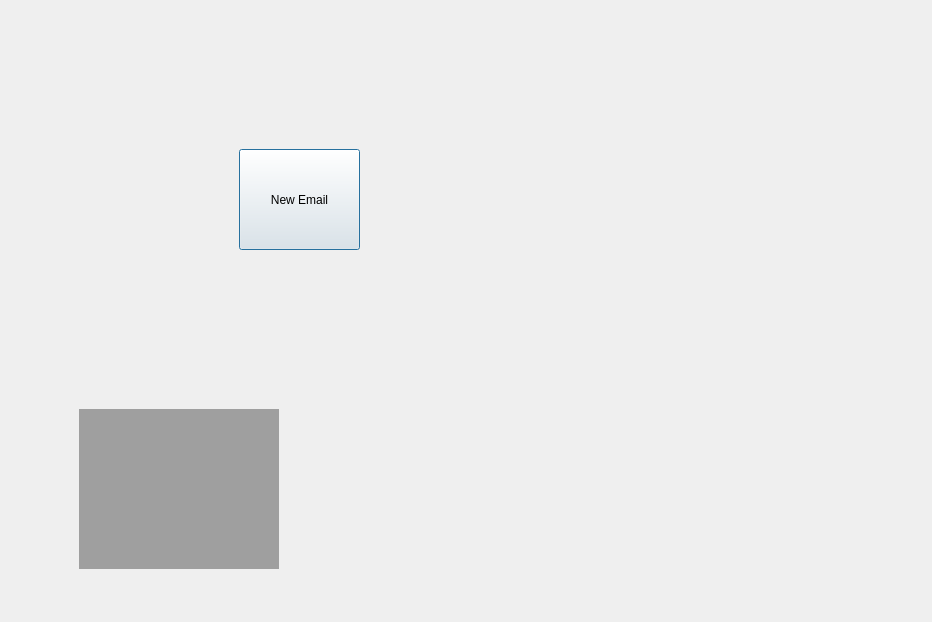
Developer-Dewd/mysterium-email, file qt/Email/inbox.ui: the form before one commit.
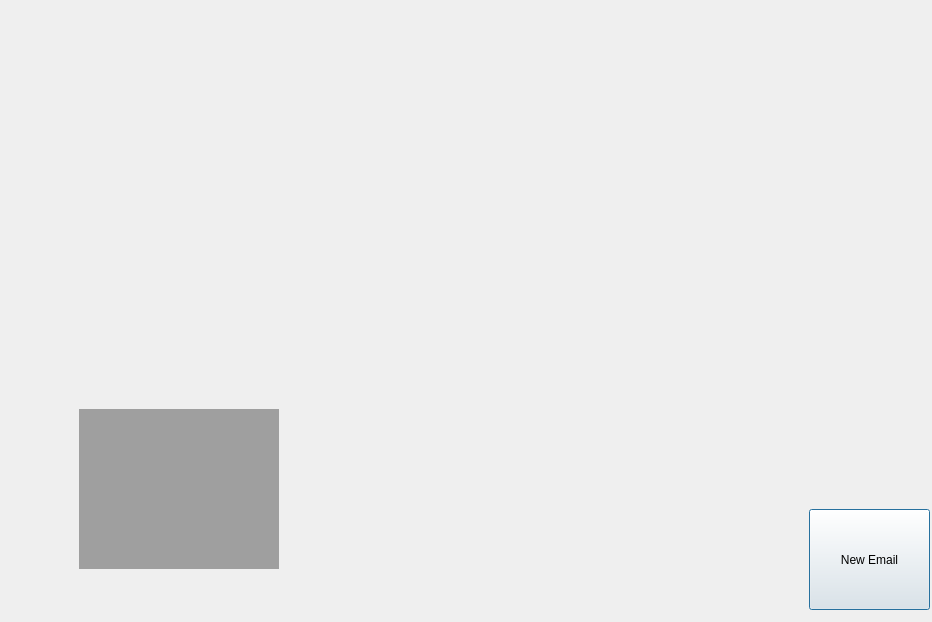
The form after the commit.

Diff of the .ui file:
```diff
--- a/qt/Email/inbox.ui
+++ b/qt/Email/inbox.ui
@@ -26,8 +26,8 @@
     <widget class="QPushButton" name="pushButton">
      <property name="geometry">
       <rect>
-       <x>220</x>
-       <y>150</y>
+       <x>790</x>
+       <y>510</y>
        <width>121</width>
        <height>101</height>
       </rect>
```
